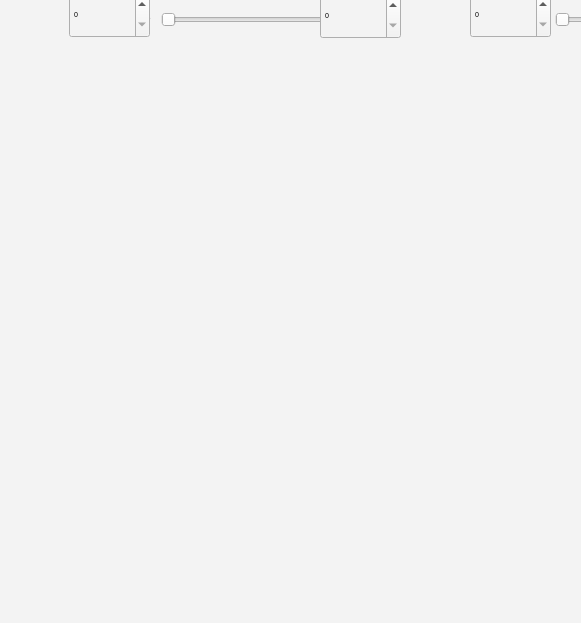
The window that scriptstest.ui (cesarjhernandez/ts-dev) describes before a commit, drawn with Qt 5; both pictures show x 0 to 581 and y 740 to 1363 of the 807 by 1363 pixel window.
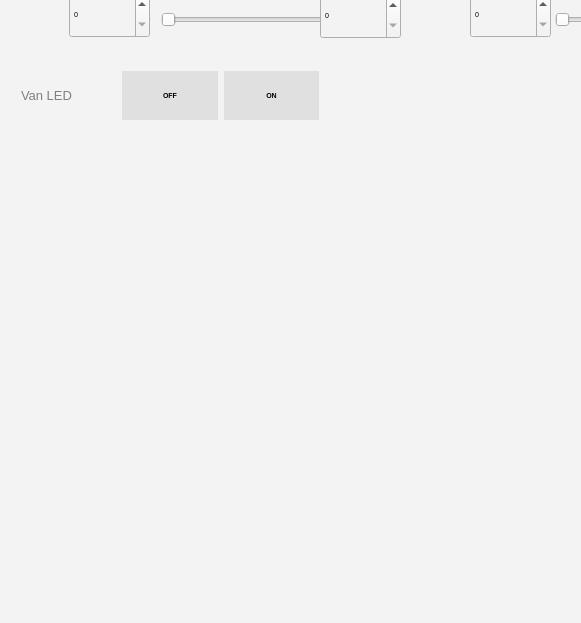
The same window after the commit. Icons and pictures are not drawn.

The edit to the form file:
```diff
--- a/scriptstest.ui
+++ b/scriptstest.ui
@@ -530,7 +530,7 @@
    <property name="geometry">
     <rect>
      <x>10</x>
-     <y>1080</y>
+     <y>1120</y>
      <width>301</width>
      <height>51</height>
     </rect>
@@ -554,7 +554,7 @@
    <property name="geometry">
     <rect>
      <x>10</x>
-     <y>1150</y>
+     <y>1190</y>
      <width>301</width>
      <height>51</height>
     </rect>
@@ -1136,6 +1136,152 @@
     </size>
    </property>
   </widget>
+  <widget class="QWidget" name="">
+   <property name="geometry">
+    <rect>
+     <x>10</x>
+     <y>800</y>
+     <width>421</width>
+     <height>71</height>
+    </rect>
+   </property>
+   <layout class="QGridLayout" name="vanLEDLayout">
+    <item row="0" column="2">
+     <widget class="QPushButton" name="pushButtonVanLedOn">
+      <property name="sizePolicy">
+       <sizepolicy hsizetype="Preferred" vsizetype="Preferred">
+        <horstretch>0</horstretch>
+        <verstretch>0</verstretch>
+       </sizepolicy>
+      </property>
+      <property name="font">
+       <font>
+        <family>Ubuntu</family>
+        <pointsize>5</pointsize>
+        <weight>75</weight>
+        <bold>true</bold>
+       </font>
+      </property>
+      <property name="mouseTracking">
+       <bool>true</bool>
+      </property>
+      <property name="tabletTracking">
+       <bool>true</bool>
+      </property>
+      <property name="focusPolicy">
+       <enum>Qt::StrongFocus</enum>
+      </property>
+      <property name="styleSheet">
+       <string notr="true">QPushButton {
+background-color: rgb(224, 224, 224); border: none;
+}
+
+QPushButton::pressed { 
+background-color: rgb(239,56,233); border: none;
+color: white;
+}</string>
+      </property>
+      <property name="text">
+       <string>ON</string>
+      </property>
+     </widget>
+    </item>
+    <item row="0" column="1">
+     <widget class="QPushButton" name="pushButtonVanLedOff">
+      <property name="sizePolicy">
+       <sizepolicy hsizetype="Preferred" vsizetype="Preferred">
+        <horstretch>0</horstretch>
+        <verstretch>0</verstretch>
+       </sizepolicy>
+      </property>
+      <property name="font">
+       <font>
+        <family>Ubuntu</family>
+        <pointsize>5</pointsize>
+        <weight>75</weight>
+        <bold>true</bold>
+       </font>
+      </property>
+      <property name="mouseTracking">
+       <bool>true</bool>
+      </property>
+      <property name="tabletTracking">
+       <bool>true</bool>
+      </property>
+      <property name="focusPolicy">
+       <enum>Qt::StrongFocus</enum>
+      </property>
+      <property name="styleSheet">
+       <string notr="true">QPushButton {
+background-color: rgb(224, 224, 224); border: none;
+}
+
+QPushButton::pressed { 
+background-color: rgb(239,56,233); border: none;
+color: white;
+}</string>
+      </property>
+      <property name="text">
+       <string>OFF</string>
+      </property>
+     </widget>
+    </item>
+    <item row="0" column="0">
+     <widget class="QLabel" name="labelVanLED">
+      <property name="font">
+       <font>
+        <family>Ubuntu</family>
+        <pointsize>10</pointsize>
+        <weight>50</weight>
+        <bold>false</bold>
+       </font>
+      </property>
+      <property name="tabletTracking">
+       <bool>false</bool>
+      </property>
+      <property name="styleSheet">
+       <string notr="true">color: gray;</string>
+      </property>
+      <property name="text">
+       <string>Van LED</string>
+      </property>
+      <property name="textFormat">
+       <enum>Qt::AutoText</enum>
+      </property>
+      <property name="scaledContents">
+       <bool>true</bool>
+      </property>
+      <property name="alignment">
+       <set>Qt::AlignJustify|Qt::AlignVCenter</set>
+      </property>
+     </widget>
+    </item>
+    <item row="0" column="3">
+     <widget class="QLabel" name="labelTextVanStatus">
+      <property name="font">
+       <font>
+        <family>Ubuntu</family>
+        <pointsize>5</pointsize>
+        <weight>50</weight>
+        <bold>false</bold>
+       </font>
+      </property>
+      <property name="tabletTracking">
+       <bool>false</bool>
+      </property>
+      <property name="text">
+       <string/>
+      </property>
+      <property name="textFormat">
+       <enum>Qt::AutoText</enum>
+      </property>
+      <property name="alignment">
+       <set>Qt::AlignCenter</set>
+      </property>
+     </widget>
+    </item>
+   </layout>
+  </widget>
   <zorder>labelTextTemp_2</zorder>
   <zorder>labelSwitchAuto</zorder>
   <zorder>tempSlider</zorder>
```
Left out of the diff: 57 changed lines with no effect on the pictures.
